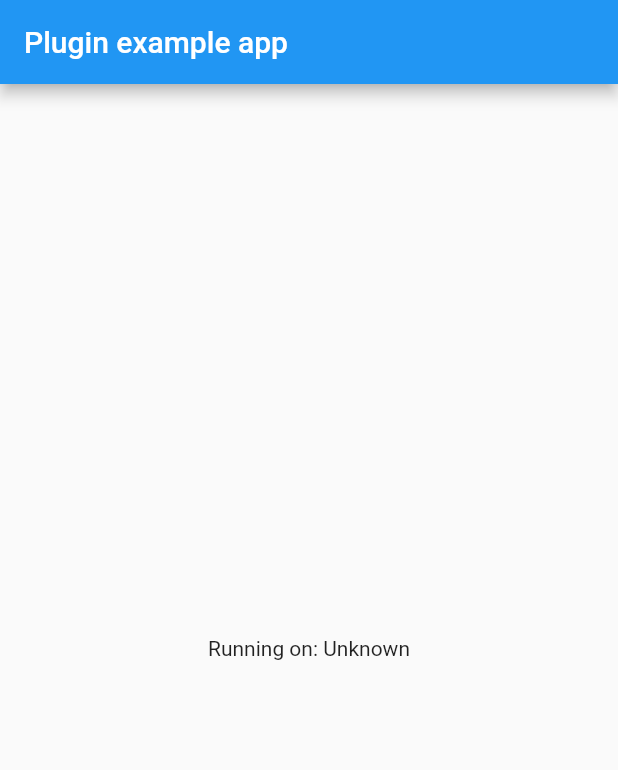
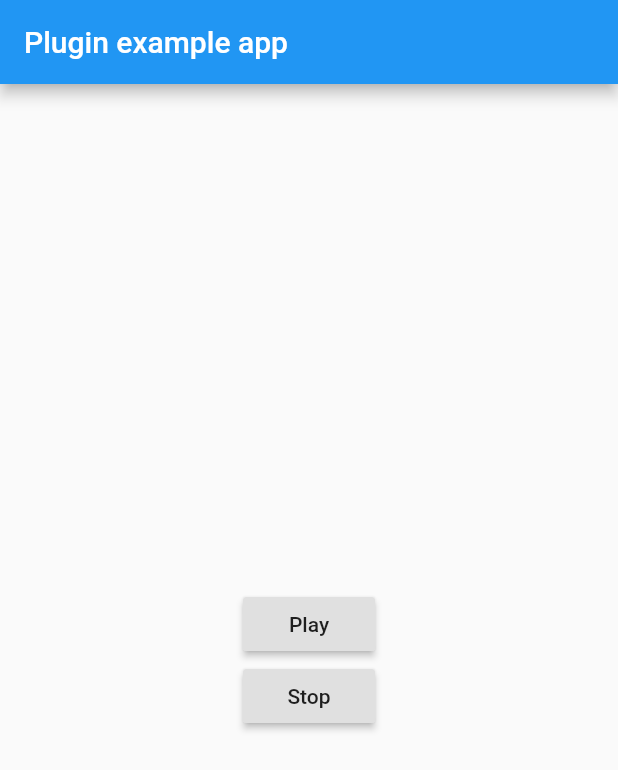
Before and after one commit to namtulla/flutter_audio_plugin, a Flutter app: the screen it shows after launch, on a phone screen of 412 x 824 dp. Shown: the top 770 px of the screen. Run offline on Flutter 3.47's test engine with Material 2 defaults, Android fonts, the phone set to English and light mode, and no system bars.

Commit message:
Added play, stop button

```diff
--- a/example/lib/main.dart
+++ b/example/lib/main.dart
@@ -24,7 +24,6 @@ class _MyAppState extends State<MyApp> {
     String platformVersion;
     try {
       platformVersion = await FlutterAudio.platformVersion;
-      FlutterAudio.play("https://filebin.net/jcry4fmx12edijdu/test.mp3?t=1ucxg1c3");
     } on PlatformException {
       platformVersion = 'Failed to get platform version.';
     }
@@ -40,13 +39,39 @@ class _MyAppState extends State<MyApp> {
   Widget build(BuildContext context) {
     return MaterialApp(
       home: Scaffold(
-        appBar: AppBar(
-          title: const Text('Plugin example app'),
-        ),
-        body: Center(
-          child: Text('Running on: $_platformVersion\n'),
-        ),
-      ),
+          appBar: AppBar(
+            title: const Text('Plugin example app'),
+          ),
+          body: Row(
+            children: <Widget>[
+              Expanded(
+                child: Column(
+                  mainAxisAlignment: MainAxisAlignment.center,
+                  crossAxisAlignment: CrossAxisAlignment.center,
+                  children: <Widget>[
+                    RaisedButton(
+                      child: Text("Play"),
+                      onPressed: play,
+                    ),
+                    RaisedButton(
+                      child: Text("Stop"),
+                      onPressed: stop,
+                    )
+                  ],
+                ),
+              )
+            ],
+          )),
     );
   }
+
+  play() async {
+    await FlutterAudio.play("https://filebin.net/jcry4fmx12edijdu/test.mp3?t=1ucxg1c3");
+    print("clicked play");
+  }
+
+  stop() {
+    print("clicked stop");
+  }
+
 }
```
Also changed, not shown: 4 other files.
